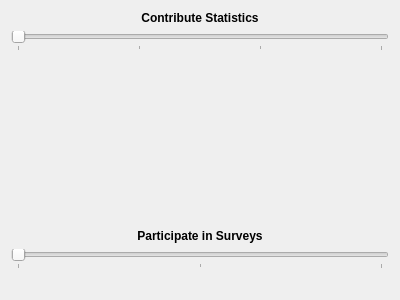
The window that src/provider/widgets/feedbackconfigwidget.ui (KDE/kuserfeedback) describes before a commit, drawn with Qt 5.
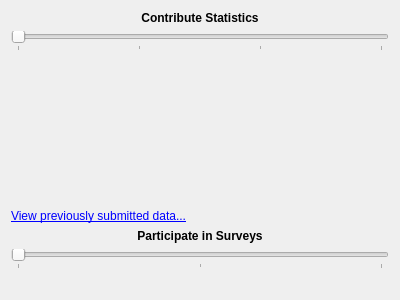
The same window after the commit.

Commit message: Add audit log browser

Diff of the .ui file:
```diff
--- a/src/provider/widgets/feedbackconfigwidget.ui
+++ b/src/provider/widgets/feedbackconfigwidget.ui
@@ -121,6 +121,13 @@
      </property>
     </widget>
    </item>
+   <item>
+    <widget class="QLabel" name="auditLogLabel">
+     <property name="text">
+      <string>&lt;a href=&quot;auditLog&quot;&gt;View previously submitted data...&lt;/a&gt;</string>
+     </property>
+    </widget>
+   </item>
    <item>
     <widget class="QLabel" name="label_2">
      <property name="font">
```
The commit also changes 5 other files.
